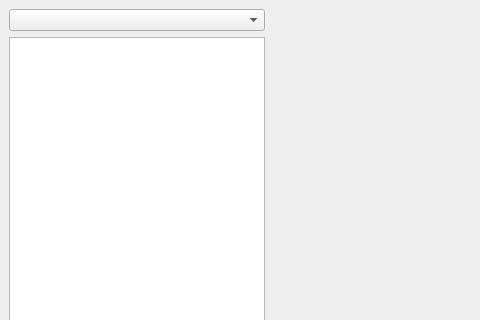
Above: GUI_STSviewer.ui from scholi/pyOmicron before the change; both pictures show x 0 to 480 and y 0 to 320 of the 1385 by 713 pixel window. Below: the same form after it.
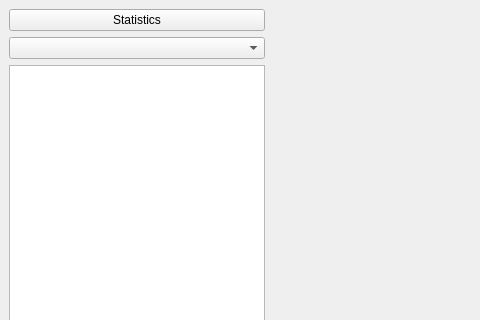
That is the form after the change. Custom widgets are drawn as their Qt base class.

Commit message: Add statistical plots

The edit to the form file:
```diff
--- a/GUI_STSviewer.ui
+++ b/GUI_STSviewer.ui
@@ -16,10 +16,32 @@
   <widget class="QWidget" name="centralwidget">
    <layout class="QHBoxLayout" name="horizontalLayout_2" stretch="0,0,0,0">
     <item>
-     <layout class="QVBoxLayout" name="verticalLayout" stretch="0,0,0">
+     <layout class="QVBoxLayout" name="verticalLayout" stretch="0,0,0,0">
       <property name="sizeConstraint">
        <enum>QLayout::SetDefaultConstraint</enum>
       </property>
+      <item>
+       <widget class="QPushButton" name="statBT">
+        <property name="text">
+         <string>Statistics</string>
+        </property>
+        <property name="checkable">
+         <bool>true</bool>
+        </property>
+        <property name="checked">
+         <bool>false</bool>
+        </property>
+        <property name="autoDefault">
+         <bool>false</bool>
+        </property>
+        <property name="default">
+         <bool>false</bool>
+        </property>
+        <property name="flat">
+         <bool>false</bool>
+        </property>
+       </widget>
+      </item>
       <item>
        <widget class="QComboBox" name="comboBox">
         <property name="sizePolicy">
```
The commit also changes 2 other files.
